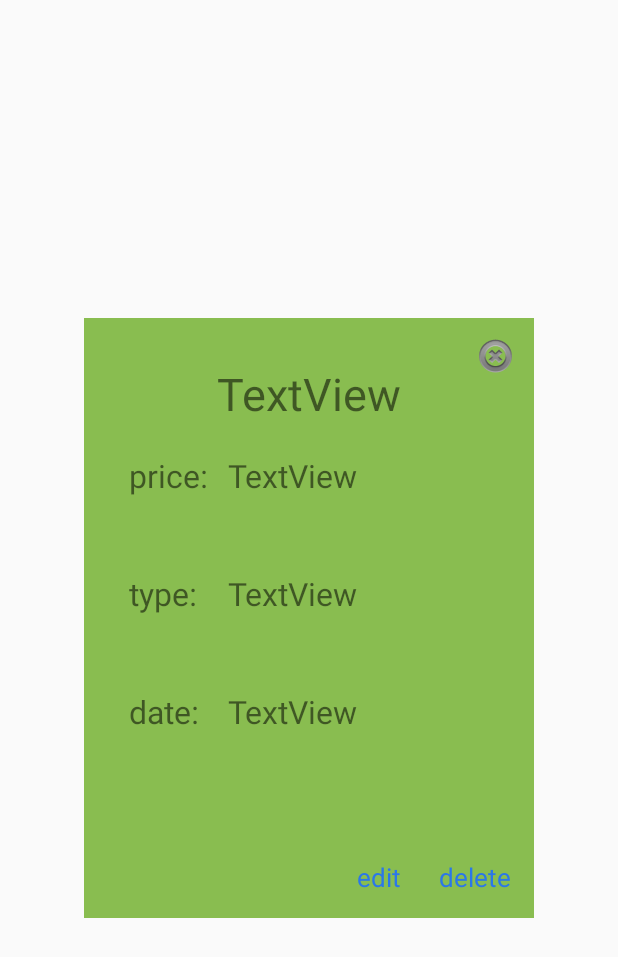
After one commit to DerrickPikachu/PikaCount, an Android app: the layout information_layout.xml on its own in the app's theme, with its tools: preview values and no code run, on a phone screen of 412 x 824 dp. The commit adds this screen. Shown: the top 957 px of the screen. Run offline under Robolectric (Android 15) with nearby library versions, the phone set to English and light mode, and no system bars.

Commit message:
Click can show the dialog

```diff
--- /dev/null
+++ b/app/src/main/java/com/example/pikacount/myDialog/InformationDialog.java
@@ -0,0 +1,56 @@
+package com.example.pikacount.myDialog;
+
+import android.app.Dialog;
+import android.content.Context;
+import android.content.DialogInterface;
+import android.graphics.Color;
+import android.graphics.drawable.ColorDrawable;
+import android.view.View;
+import android.widget.TextView;
+
+import androidx.annotation.NonNull;
+
+import com.example.pikacount.R;
+import com.example.pikacount.backend.Cost;
+
+public class InformationDialog extends Dialog implements View.OnClickListener {
+
+    public InformationDialog(@NonNull Context context, Cost data) {
+        super(context);
+
+        // Set the layout to show the information
+        setContentView(R.layout.information_layout);
+
+        // Get all needed instance
+        TextView nameTxv = findViewById(R.id.costName);
+        TextView priceTxv = findViewById(R.id.priceData);
+        TextView typeTxv = findViewById(R.id.typeData);
+        TextView dateTxv = findViewById(R.id.dateData);
+
+        // Set all TextView
+        nameTxv.setText(data.getCostName());
+        priceTxv.setText(Integer.toString(data.getPrice()));
+        typeTxv.setText(data.getType());
+        dateTxv.setText(data.getDate());
+
+        // Set the listener to those button
+        findViewById(R.id.close).setOnClickListener(this);
+        findViewById(R.id.editBtn).setOnClickListener(this);
+        findViewById(R.id.deleteBtn).setOnClickListener(this);
+
+        getWindow().setBackgroundDrawable(new ColorDrawable(Color.TRANSPARENT));
+    }
+
+    @Override
+    public void onClick(View v) {
+        if (v.getId() == R.id.close) {
+            dismiss();
+        }
+        else if (v.getId() == R.id.editBtn) {
+
+        }
+        else if (v.getId() == R.id.deleteBtn) {
+
+        }
+    }
+}
--- a/app/src/main/java/com/example/pikacount/viewStructure/SearchController.java
+++ b/app/src/main/java/com/example/pikacount/viewStructure/SearchController.java
@@ -15,6 +15,7 @@ import com.example.pikacount.R;
 import com.example.pikacount.backend.Cost;
 import com.example.pikacount.backend.CostDataBase;
 import com.example.pikacount.myAdapter.SearchListAdapter;
+import com.example.pikacount.myDialog.InformationDialog;
 import com.example.pikacount.viewStructure.PageView;
 
 import java.text.DateFormat;
@@ -38,6 +39,8 @@ public class SearchController extends PageView
     private ListView searchList;
 
     private CostDataBase costDb;
+
+    private ArrayList<Cost> result;
 
     public SearchController(AppCompatActivity context) {
         super(context);
@@ -70,7 +73,7 @@ public class SearchController extends PageView
             Date searchDate = format.parse(dateStr);
 
             // Query to DB
-            ArrayList<Cost> result = costDb.search(searchDate);
+            result = costDb.search(searchDate);
             // Set the ListView
             SearchListAdapter adapter = new SearchListAdapter(result);
             searchList.setAdapter(adapter);
@@ -90,6 +93,7 @@ public class SearchController extends PageView
 
     @Override
     public void onItemClick(AdapterView<?> parent, View view, int position, long id) {
-
+        InformationDialog dialog = new InformationDialog(mainContext, result.get(position));
+        dialog.show();
     }
 }
--- /dev/null
+++ b/app/src/main/res/layout/information_layout.xml
@@ -0,0 +1,119 @@
+<?xml version="1.0" encoding="utf-8"?>
+<androidx.constraintlayout.widget.ConstraintLayout xmlns:android="http://schemas.android.com/apk/res/android"
+    xmlns:app="http://schemas.android.com/apk/res-auto"
+    xmlns:tools="http://schemas.android.com/tools"
+    android:layout_width="300dp"
+    android:layout_height="400dp"
+    android:layout_gravity="center"
+    android:background="#89BD50"
+    android:orientation="vertical">
+
+    <TextView
+        android:id="@+id/costName"
+        android:layout_width="wrap_content"
+        android:layout_height="wrap_content"
+        android:layout_marginTop="30dp"
+        android:text="TextView"
+        android:textSize="30sp"
+        app:layout_constraintEnd_toEndOf="parent"
+        app:layout_constraintStart_toStartOf="parent"
+        app:layout_constraintTop_toTopOf="parent" />
+
+    <TextView
+        android:id="@+id/costPrice"
+        android:layout_width="wrap_content"
+        android:layout_height="wrap_content"
+        android:layout_marginStart="30dp"
+        android:layout_marginTop="20dp"
+        android:text="@string/input_price"
+        android:textSize="21sp"
+        app:layout_constraintStart_toStartOf="parent"
+        app:layout_constraintTop_toBottomOf="@+id/costName" />
+
+    <TextView
+        android:id="@+id/costType"
+        android:layout_width="wrap_content"
+        android:layout_height="wrap_content"
+        android:layout_marginTop="50dp"
+        android:text="@string/input_type"
+        android:textSize="21sp"
+        app:layout_constraintStart_toStartOf="@+id/costPrice"
+        app:layout_constraintTop_toBottomOf="@+id/costPrice" />
+
+    <TextView
+        android:id="@+id/costDate"
+        android:layout_width="wrap_content"
+        android:layout_height="wrap_content"
+        android:layout_marginTop="50dp"
+        android:text="@string/input_date"
+        android:textSize="21sp"
+        app:layout_constraintStart_toStartOf="@+id/costType"
+        app:layout_constraintTop_toBottomOf="@+id/costType" />
+
+    <TextView
+        android:id="@+id/editBtn"
+        android:layout_width="wrap_content"
+        android:layout_height="wrap_content"
+        android:layout_marginEnd="25dp"
+        android:text="@string/edit"
+        android:textColor="#2B77E9"
+        android:textSize="17sp"
+        app:layout_constraintEnd_toStartOf="@+id/deleteBtn"
+        app:layout_constraintTop_toTopOf="@+id/deleteBtn" />
+
+    <TextView
+        android:id="@+id/deleteBtn"
+        android:layout_width="wrap_content"
+        android:layout_height="wrap_content"
+        android:layout_marginEnd="15dp"
+        android:layout_marginBottom="15dp"
+        android:text="@string/delete"
+        android:textColor="#2B77E9"
+        android:textSize="17sp"
+        app:layout_constraintBottom_toBottomOf="parent"
+        app:layout_constraintEnd_toEndOf="parent" />
+
+    <ImageView
+        android:id="@+id/close"
+        android:layout_width="wrap_content"
+        android:layout_height="wrap_content"
+        android:layout_marginTop="10dp"
+        android:layout_marginEnd="10dp"
+        app:layout_constraintEnd_toEndOf="parent"
+        app:layout_constraintTop_toTopOf="parent"
+        app:srcCompat="@android:drawable/ic_notification_clear_all" />
+
+    <TextView
+        android:id="@+id/priceData"
+        android:layout_width="wrap_content"
+        android:layout_height="wrap_content"
+        android:text="TextView"
+        android:textSize="21sp"
+        app:layout_constraintBaseline_toBaselineOf="@+id/costPrice"
+        app:layout_constraintStart_toStartOf="@+id/guideline2" />
+
+    <TextView
+        android:id="@+id/typeData"
+        android:layout_width="wrap_content"
+        android:layout_height="wrap_content"
+        android:text="TextView"
+        android:textSize="21sp"
+        app:layout_constraintBaseline_toBaselineOf="@+id/costType"
+        app:layout_constraintStart_toStartOf="@+id/guideline2" />
+
+    <TextView
+        android:id="@+id/dateData"
+        android:layout_width="wrap_content"
+        android:layout_height="wrap_content"
+        android:text="TextView"
+        android:textSize="21sp"
+        app:layout_constraintBaseline_toBaselineOf="@+id/costDate"
+        app:layout_constraintStart_toStartOf="@+id/guideline2" />
+
+    <androidx.constraintlayout.widget.Guideline
+        android:id="@+id/guideline2"
+        android:layout_width="wrap_content"
+        android:layout_height="wrap_content"
+        android:orientation="vertical"
+        app:layout_constraintGuide_percent="0.32" />
+</androidx.constraintlayout.widget.ConstraintLayout>
--- a/app/src/main/res/values/strings.xml
+++ b/app/src/main/res/values/strings.xml
@@ -17,6 +17,7 @@
     <string name="search_date">Search by date:</string>
     <string name="unset">Unset</string>
     <string name="search_type_hint">Search by type:</string>
+    <string name="input_date">date:</string>
     <string-array name="type_list">
         <item>早餐</item>
         <item>午餐</item>
```
